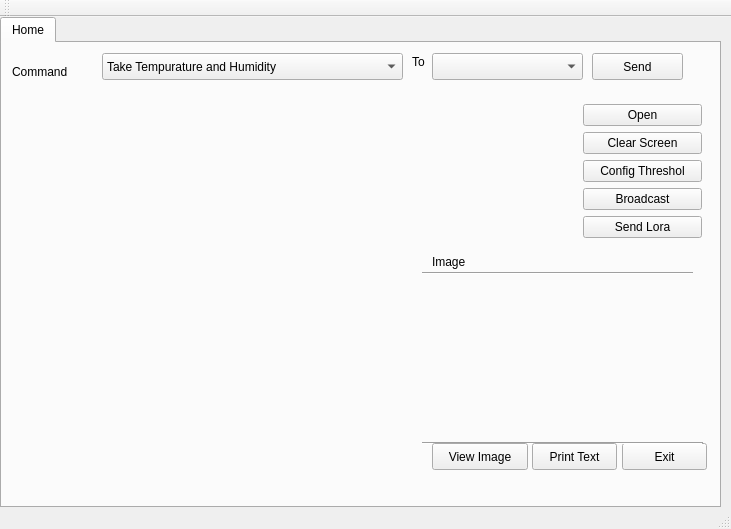
Above: Pi-OBUSoftware/Terminal1/mainwindow.ui from tuank60/gateway before the change. Below: the same form after it.
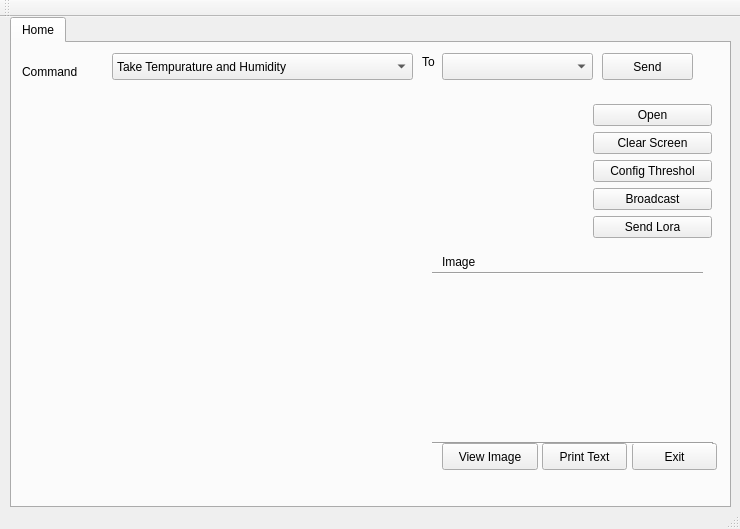
That is the form after the change.

```diff
--- a/Pi-OBUSoftware/Terminal1/mainwindow.ui
+++ b/Pi-OBUSoftware/Terminal1/mainwindow.ui
@@ -6,7 +6,7 @@
    <rect>
     <x>0</x>
     <y>0</y>
-    <width>731</width>
+    <width>740</width>
     <height>529</height>
    </rect>
   </property>
@@ -17,7 +17,7 @@
    <widget class="QTabWidget" name="tabWidget">
     <property name="geometry">
      <rect>
-      <x>0</x>
+      <x>10</x>
       <y>0</y>
       <width>721</width>
       <height>491</height>
```
